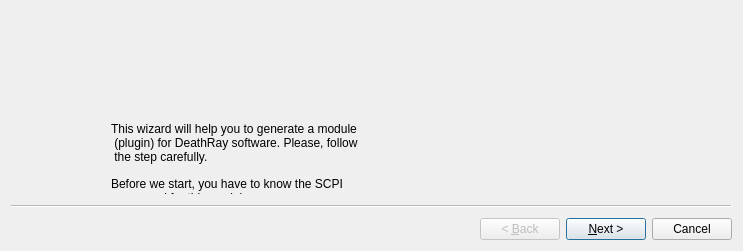
Qt form test-programs/addingmodule.ui (doctoboggan/DeathRay) before a commit.
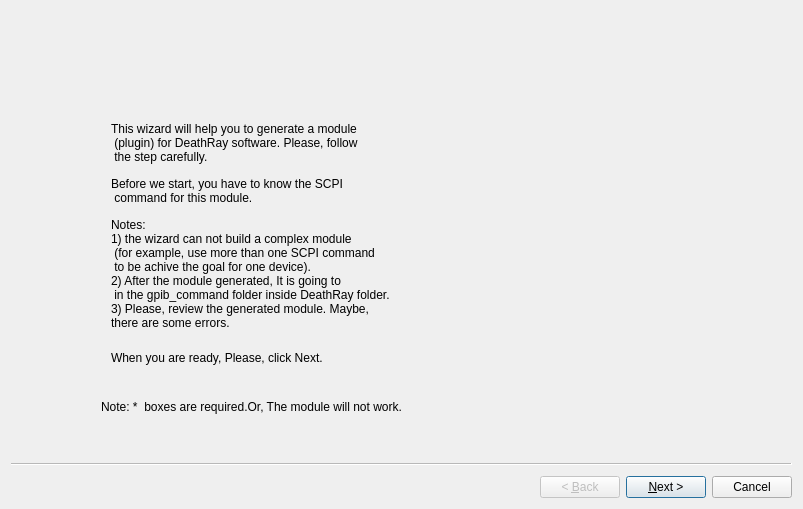
The same form after that commit.

Commit message: not yet but almost finish the adding module tool"

What changed in the file:
```diff
--- a/test-programs/addingmodule.ui
+++ b/test-programs/addingmodule.ui
@@ -6,15 +6,15 @@
    <rect>
     <x>0</x>
     <y>0</y>
-    <width>743</width>
-    <height>251</height>
+    <width>803</width>
+    <height>509</height>
    </rect>
   </property>
   <property name="windowTitle">
    <string>Wizard</string>
   </property>
   <widget class="QWizardPage" name="wizardPage1">
-   <widget class="QWidget" name="">
+   <widget class="QWidget" name="layoutWidget">
     <property name="geometry">
      <rect>
       <x>100</x>
@@ -64,9 +64,19 @@
      </item>
     </layout>
    </widget>
-   <zorder>label_2</zorder>
-   <zorder>label_3</zorder>
-   <zorder>label_3</zorder>
+   <widget class="QLabel" name="label_23">
+    <property name="geometry">
+     <rect>
+      <x>90</x>
+      <y>380</y>
+      <width>391</width>
+      <height>31</height>
+     </rect>
+    </property>
+    <property name="text">
+     <string>Note: *  boxes are required.Or, The module will not work. </string>
+    </property>
+   </widget>
   </widget>
   <widget class="QWizardPage" name="wizardPage2">
    <widget class="QLabel" name="label_5">
```
Left out of the diff: 1634 changed lines with no effect on the pictures. The commit also changes 4 other files.
